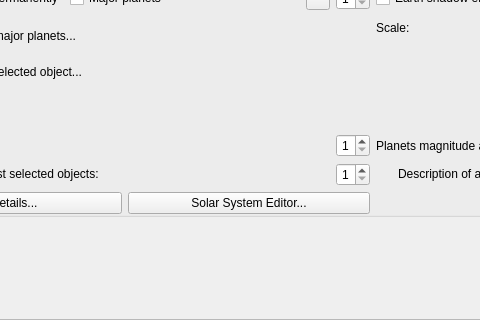
First picture: the form in src/gui/viewDialog.ui, repository Stellarium/stellarium, before the edit; both pictures show x 125 to 605 and y 269 to 589 of the 996 by 589 pixel window.
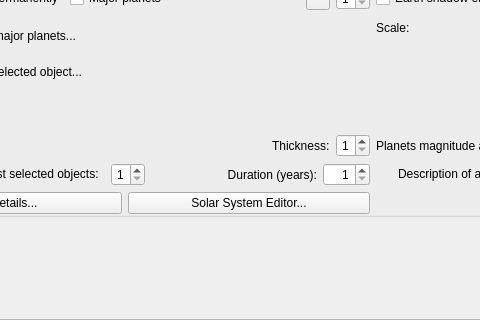
Second picture: the form after the edit. The open tabs and pages were chosen to show the change. Icons and pictures are not drawn. Custom widgets are drawn as their Qt base class.

Commit message: Use different colors for planet trails - re-use ephemeris colors from AstroCalc (and add colors for Uranus, Neptune) - Allow longer periods in GUI (up to 250 years for now) - increase max isolated trails count to 9

The edit to the form file:
```diff
--- a/src/gui/viewDialog.ui
+++ b/src/gui/viewDialog.ui
@@ -1158,6 +1158,13 @@
                  </property>
                 </widget>
                </item>
+               <item>
+                <widget class="QLabel" name="trailsThicknessLabel">
+                 <property name="text">
+                  <string>Thickness:</string>
+                 </property>
+                </widget>
+               </item>
                <item>
                 <widget class="QSpinBox" name="planetTrailsThicknessSpinBox">
                  <property name="toolTip">
@@ -1362,13 +1369,42 @@
                   <number>1</number>
                  </property>
                  <property name="maximum">
-                  <number>5</number>
+                  <number>9</number>
                  </property>
                  <property name="value">
                   <number>1</number>
                  </property>
                 </widget>
                </item>
+               <item>
+                <widget class="QLabel" name="trailsDurationLabel">
+                 <property name="sizePolicy">
+                  <sizepolicy hsizetype="MinimumExpanding" vsizetype="Preferred">
+                   <horstretch>0</horstretch>
+                   <verstretch>0</verstretch>
+                  </sizepolicy>
+                 </property>
+                 <property name="text">
+                  <string>Duration (years):</string>
+                 </property>
+                 <property name="alignment">
+                  <set>Qt::AlignRight|Qt::AlignTrailing|Qt::AlignVCenter</set>
+                 </property>
+                </widget>
+               </item>
+               <item>
+                <widget class="QSpinBox" name="trailsDurationSpinBox">
+                 <property name="alignment">
+                  <set>Qt::AlignRight|Qt::AlignTrailing|Qt::AlignVCenter</set>
+                 </property>
+                 <property name="minimum">
+                  <number>1</number>
+                 </property>
+                 <property name="maximum">
+                  <number>250</number>
+                 </property>
+                </widget>
+               </item>
               </layout>
              </item>
              <item row="10" column="0">
```
Left out of the diff: 4 changed lines with no effect on the pictures. The commit also changes 3 other files.
